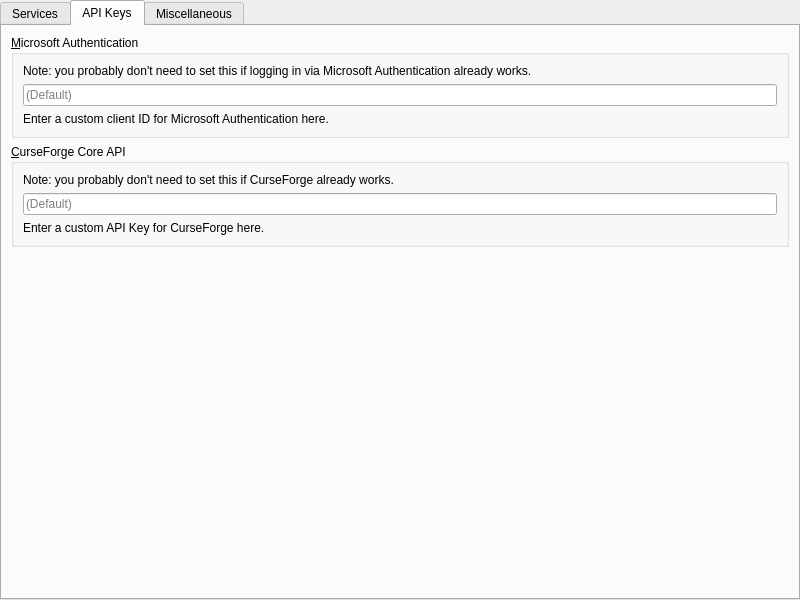
Before: the Qt Designer form launcher/ui/pages/global/APIPage.ui in FreesmTeam/FreesmLauncher, drawn with Qt 5.
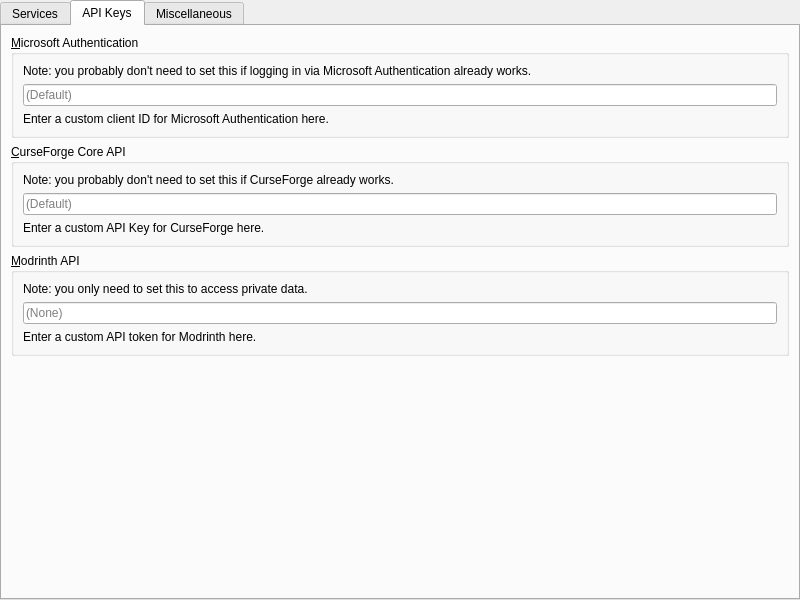
After: the same form once the commit is applied. The open tabs and pages were chosen to show the change.

Commit message: Allow custom Modrinth API token

Patch:
```diff
--- a/launcher/ui/pages/global/APIPage.ui
+++ b/launcher/ui/pages/global/APIPage.ui
@@ -240,6 +240,51 @@
          </layout>
         </widget>
        </item>
+       <item>
+        <widget class="QGroupBox" name="groupBox_modrinth">
+         <property name="enabled">
+          <bool>true</bool>
+         </property>
+         <property name="title">
+          <string>&amp;Modrinth API</string>
+         </property>
+         <layout class="QGridLayout" name="gridLayout">
+          <item row="0" column="0">
+           <widget class="QLabel" name="label_8">
+            <property name="text">
+             <string>Note: you only need to set this to access private data.</string>
+            </property>
+           </widget>
+          </item>
+          <item row="2" column="0">
+           <widget class="QLabel" name="label_7">
+            <property name="text">
+             <string>Enter a custom API token for Modrinth here.</string>
+            </property>
+            <property name="textFormat">
+             <enum>Qt::RichText</enum>
+            </property>
+            <property name="wordWrap">
+             <bool>true</bool>
+            </property>
+            <property name="openExternalLinks">
+             <bool>true</bool>
+            </property>
+           </widget>
+          </item>
+          <item row="1" column="0">
+           <widget class="QLineEdit" name="modrinthToken">
+            <property name="enabled">
+             <bool>true</bool>
+            </property>
+            <property name="placeholderText">
+             <string>(None)</string>
+            </property>
+           </widget>
+          </item>
+         </layout>
+        </widget>
+       </item>
        <item>
         <spacer name="verticalSpacer">
          <property name="orientation">
```
The commit also changes 5 other files.
